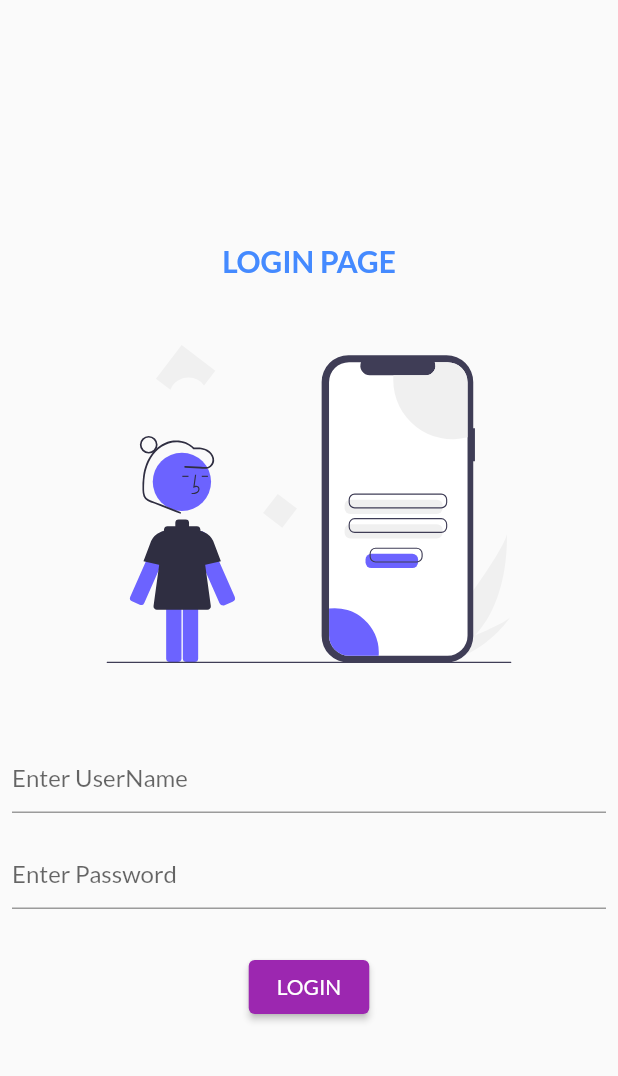
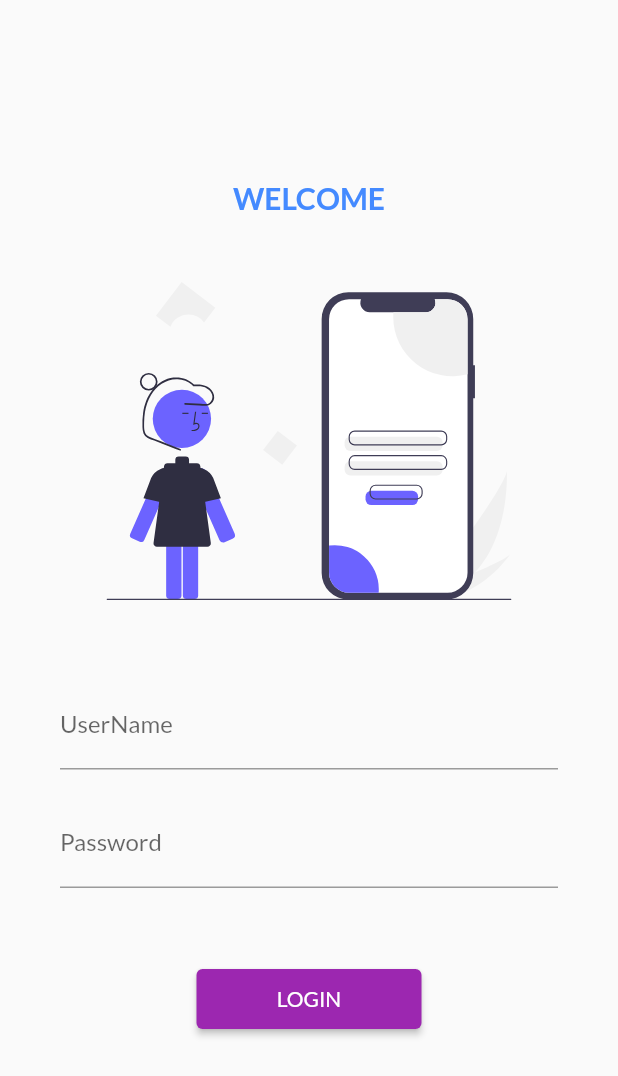
Before and after one commit to girirajsahu2803/OnlinShoppingApp, a Flutter app: the screen it shows after launch, on a phone screen of 412 x 824 dp. Shown: the top 1076 px of the screen. Run offline on Flutter 3.47's test engine with Material 2 defaults, Android fonts, the phone set to English and light mode, and no system bars; our stand-ins replace flutter_svg, google_fonts.

Commit message:
day 5 completed

```diff
--- a/lib/main.dart
+++ b/lib/main.dart
@@ -3,6 +3,7 @@ import 'package:shopapp/pages/homepage.dart';
 import 'package:shopapp/pages/secondScreen.dart';
 import 'package:shopapp/pages/loginpage.dart';
 import 'package:google_fonts/google_fonts.dart';
+import 'package:shopapp/utils/routefile.dart';
 
 void main() {
   runApp(const MyApp());
@@ -14,16 +15,16 @@ class MyApp extends StatelessWidget {
   @override
   Widget build(BuildContext context) {
     return MaterialApp(
-      initialRoute: '/logIn',
+      initialRoute: MyRoute.loginPage,
       theme: ThemeData(
         fontFamily: GoogleFonts.lato().fontFamily,
         primarySwatch: Colors.purple,
         primaryTextTheme: GoogleFonts.latoTextTheme(),
       ),
       routes: {
-        '/': (context) => HomePage(),
+        MyRoute.homePage: (context) => HomePage(),
         '/2': (context) => SecondScreen(),
-        '/logIn': (context) => LoginPage(),
+        MyRoute.loginPage: (context) => LoginPage(),
       },
     );
   }
--- a/lib/pages/homepage.dart
+++ b/lib/pages/homepage.dart
@@ -1,6 +1,8 @@
 import 'package:flutter/material.dart';
+import 'package:shopapp/utils/routefile.dart';
 
 class HomePage extends StatelessWidget {
+  final String homepage = "/";
   @override
   Widget build(BuildContext context) {
     return Scaffold(
--- a/lib/pages/loginpage.dart
+++ b/lib/pages/loginpage.dart
@@ -1,23 +1,28 @@
 import 'package:flutter/material.dart';
 import 'package:flutter_svg/flutter_svg.dart';
 import 'package:google_fonts/google_fonts.dart';
+import 'homepage.dart';
+import 'package:shopapp/utils/routefile.dart';
 
 class LoginPage extends StatelessWidget {
-  const LoginPage({Key? key}) : super(key: key);
-
+  //const LoginPage({Key? key}) : super(key: key);
+  final String loginPage = '/login';
   @override
   Widget build(BuildContext context) {
     return Scaffold(
-      body: Column(
+      body: SingleChildScrollView(
+        scrollDirection: Axis.vertical,
+        padding: EdgeInsets.all(20),
+        child: Column(
           mainAxisAlignment: MainAxisAlignment.center,
           crossAxisAlignment: CrossAxisAlignment.center,
           children: [
             SizedBox(
-            height: 20,
+              height: 100,
             ),
             Center(
               child: Text(
-              'LOGIN PAGE',
+                'WELCOME',
                 style: GoogleFonts.lato(
                   fontSize: 20,
                   fontWeight: FontWeight.w600,
@@ -38,32 +43,38 @@ class LoginPage extends StatelessWidget {
               mainAxisAlignment: MainAxisAlignment.spaceEvenly,
               children: [
                 Padding(
-                padding: const EdgeInsets.all(8.0),
+                  padding:
+                      const EdgeInsets.symmetric(horizontal: 20, vertical: 10),
                   child: TextFormField(
                     decoration: InputDecoration(
-                    // labelText: 'UserName',
+                      labelText: 'UserName',
                       hintText: 'Enter UserName',
                     ),
                   ),
                 ),
                 Padding(
-                padding: const EdgeInsets.all(8.0),
+                  padding:
+                      const EdgeInsets.symmetric(horizontal: 20, vertical: 10),
                   child: TextFormField(
                     obscureText: true,
                     decoration: InputDecoration(
-                    // labelText: 'UserPassword',
+                      labelText: 'Password',
                       hintText: 'Enter Password',
                     ),
                   ),
                 ),
                 SizedBox(
-                height: 20,
+                  height: 40,
                 ),
                 ElevatedButton(
-                style: ButtonStyle(
+                  style: TextButton.styleFrom(
+                    minimumSize: Size(150, 40),
+
                     // foregroundColor: MaterialStateProperty<Color>(),
                   ),
-                onPressed: () {},
+                  onPressed: () {
+                    Navigator.pushNamed(context, MyRoute.homePage);
+                  },
                   child: Text(
                     ' LOGIN ',
                     style: GoogleFonts.lato(color: Colors.white),
@@ -73,6 +84,7 @@ class LoginPage extends StatelessWidget {
             ),
           ],
         ),
+      ),
     );
   }
 }
--- /dev/null
+++ b/lib/utils/routefile.dart
@@ -0,0 +1,6 @@
+import 'package:flutter/material.dart';
+
+class MyRoute {
+  static const String homePage = '/homepage';
+  static const String loginPage = '/loginPage';
+}
```
Lines whose indentation alone changed are shown as unchanged.
